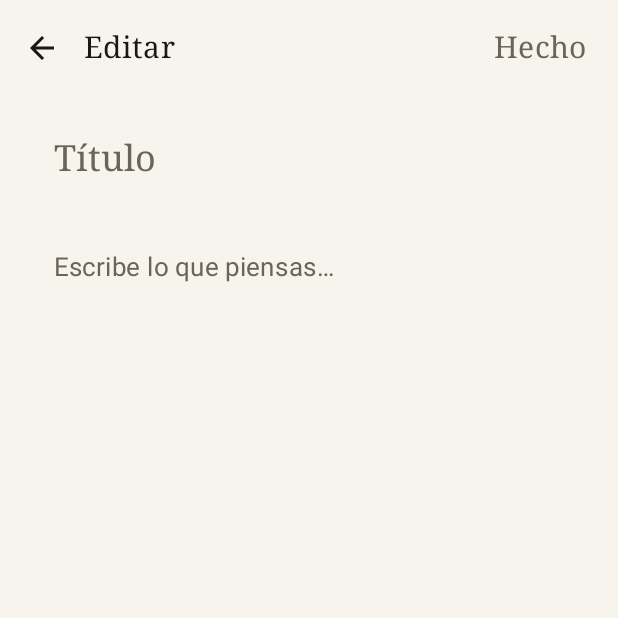
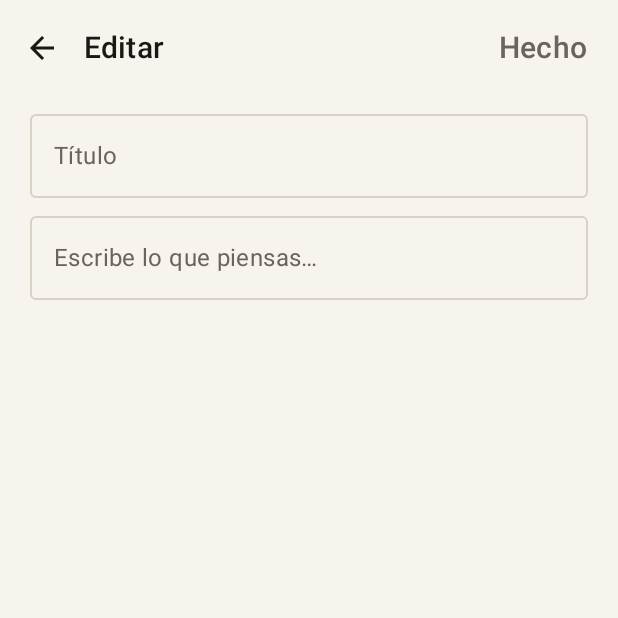
Before and after one commit to wandersepulveda2013/ordia-android, an Android app built with Jetpack Compose: the screen it shows after launch (MainActivity), after a tap on "Nueva nota", on a phone screen of 412 x 824 dp, the top half of it. Run offline under Robolectric (Android 15) with nearby library versions, the phone set to English and light mode, and no system bars; our stand-ins replace Room's generated code.

Commit message:
feat(design): implement minimalist foundational design system
- Created `Type.kt` defining typography with lighter weights and generous line heights
- Implemented `OrdiaDesignSystem.kt` with custom UI components (OrdiaButton, OrdiaInput, OrdiaNote, etc.) replacing standard Compose components
- Updated `NotesListScreen` and `NoteEditorScreen` to adopt the new design system
- Ensured `FocusRequester` is used in `NoteEditorScreen` for automatic keyboard focus
- Fixed UI regressions related to nested clickables in `NotesListScreen`

Co-authored-by: wandersepulveda2013 <308435692+wandersepulveda2013@users.noreply.github.com>

```diff
--- a/app/src/main/java/com/ordia/app/ui/screens/NoteEditorScreen.kt
+++ b/app/src/main/java/com/ordia/app/ui/screens/NoteEditorScreen.kt
@@ -15,8 +15,6 @@ import androidx.compose.material3.IconButton
 import androidx.compose.material3.MaterialTheme
 import androidx.compose.material3.Scaffold
 import androidx.compose.material3.Text
-import androidx.compose.material3.TextField
-import androidx.compose.material3.TextFieldDefaults
 import androidx.compose.material3.TopAppBar
 import androidx.compose.material3.TopAppBarDefaults
 import androidx.compose.runtime.Composable
@@ -28,8 +26,11 @@ import androidx.compose.runtime.remember
 import androidx.compose.runtime.saveable.rememberSaveable
 import androidx.compose.runtime.setValue
 import androidx.compose.ui.Modifier
+import androidx.compose.ui.focus.FocusRequester
+import androidx.compose.ui.focus.focusRequester
 import androidx.compose.ui.unit.dp
 import com.ordia.app.data.NoteEntity
+import com.ordia.app.ui.components.OrdiaInput
 
 @OptIn(ExperimentalMaterial3Api::class)
 @Composable
@@ -40,11 +41,14 @@ fun NoteEditorScreen(
 ) {
     var title by rememberSaveable { mutableStateOf(note?.title.orEmpty()) }
     var content by rememberSaveable { mutableStateOf(note?.content.orEmpty()) }
+    val contentFocusRequester = remember { FocusRequester() }
 
     LaunchedEffect(note?.id) {
         if (note != null) {
             title = note.title
             content = note.content
+        } else {
+            contentFocusRequester.requestFocus()
         }
     }
 
@@ -86,30 +90,18 @@ fun NoteEditorScreen(
                 .padding(horizontal = 20.dp, vertical = 12.dp),
             verticalArrangement = Arrangement.spacedBy(12.dp),
         ) {
-            TextField(
+            OrdiaInput(
                 value = title,
                 onValueChange = { title = it },
-                placeholder = { Text("Título", style = MaterialTheme.typography.titleLarge) },
-                textStyle = MaterialTheme.typography.titleLarge,
-                modifier = Modifier.fillMaxWidth(),
-                colors = bareFieldColors(),
+                placeholder = "Título",
+                modifier = Modifier.fillMaxWidth()
             )
-            TextField(
+            OrdiaInput(
                 value = content,
                 onValueChange = { content = it },
-                placeholder = { Text("Escribe lo que piensas…", style = MaterialTheme.typography.bodyLarge) },
-                textStyle = MaterialTheme.typography.bodyLarge,
-                modifier = Modifier.fillMaxWidth(),
-                colors = bareFieldColors(),
+                placeholder = "Escribe lo que piensas…",
+                modifier = Modifier.fillMaxWidth().focusRequester(contentFocusRequester)
             )
         }
     }
 }
-
-@Composable
-private fun bareFieldColors() = TextFieldDefaults.colors(
-    focusedContainerColor = androidx.compose.ui.graphics.Color.Transparent,
-    unfocusedContainerColor = androidx.compose.ui.graphics.Color.Transparent,
-    focusedIndicatorColor = androidx.compose.ui.graphics.Color.Transparent,
-    unfocusedIndicatorColor = androidx.compose.ui.graphics.Color.Transparent,
-)
--- a/app/src/main/java/com/ordia/app/ui/screens/NotesListScreen.kt
+++ b/app/src/main/java/com/ordia/app/ui/screens/NotesListScreen.kt
@@ -37,6 +37,7 @@ import androidx.compose.ui.Modifier
 import androidx.compose.ui.text.style.TextOverflow
 import androidx.compose.ui.unit.dp
 import com.ordia.app.data.NoteEntity
+import com.ordia.app.ui.components.OrdiaButton
 import java.text.DateFormat
 import java.util.Date
 
@@ -62,14 +63,14 @@ fun NotesListScreen(
         floatingActionButton = {
             FloatingActionButton(
                 onClick = onCreateNote,
-                containerColor = MaterialTheme.colorScheme.background,
-                contentColor = MaterialTheme.colorScheme.onBackground,
+                containerColor = MaterialTheme.colorScheme.primary,
+                contentColor = MaterialTheme.colorScheme.onPrimary,
             ) { Icon(Icons.Outlined.Add, contentDescription = "Nueva nota") }
         },
         containerColor = MaterialTheme.colorScheme.background,
     ) { padding ->
         if (notes.isEmpty()) {
-            EmptyState(padding)
+            EmptyState(padding, onCreateNote)
         } else {
             LazyColumn(
                 modifier = Modifier.fillMaxSize().padding(padding),
@@ -85,7 +86,7 @@ fun NotesListScreen(
 }
 
 @Composable
-private fun EmptyState(padding: PaddingValues) {
+private fun EmptyState(padding: PaddingValues, onCreateNote: () -> Unit) {
     Box(
         modifier = Modifier.fillMaxSize().padding(padding),
         contentAlignment = Alignment.Center,
@@ -96,11 +97,10 @@ private fun EmptyState(padding: PaddingValues) {
                 style = MaterialTheme.typography.titleMedium,
                 color = MaterialTheme.colorScheme.onBackground,
             )
-            Text(
-                "Toca + para escribir.",
-                style = MaterialTheme.typography.bodyMedium,
-                color = MaterialTheme.colorScheme.onSurfaceVariant,
-                modifier = Modifier.padding(top = 8.dp),
+            OrdiaButton(
+                onClick = onCreateNote,
+                text = "Nueva nota",
+                modifier = Modifier.padding(top = 16.dp)
             )
         }
     }
--- a/app/src/main/java/com/ordia/app/ui/theme/Theme.kt
+++ b/app/src/main/java/com/ordia/app/ui/theme/Theme.kt
@@ -2,12 +2,9 @@ package com.ordia.app.ui.theme
 
 import androidx.compose.foundation.isSystemInDarkTheme
 import androidx.compose.material3.MaterialTheme
-import androidx.compose.material3.Typography
 import androidx.compose.material3.darkColorScheme
 import androidx.compose.material3.lightColorScheme
 import androidx.compose.runtime.Composable
-import androidx.compose.ui.text.font.FontFamily
-import androidx.compose.ui.unit.sp
 
 /**
  * A restrained, paper-and-ink palette. No accent colors: the only chroma is the
@@ -46,18 +43,9 @@ fun NotepadTheme(
     darkTheme: Boolean = isSystemInDarkTheme(),
     content: @Composable () -> Unit,
 ) {
-    val base = Typography()
-    val type = Typography(
-        bodyLarge = base.bodyLarge.copy(fontSize = 17.sp, lineHeight = 28.sp),
-        bodyMedium = base.bodyMedium.copy(fontSize = 16.sp, lineHeight = 26.sp),
-        titleLarge = base.titleLarge.copy(fontFamily = FontFamily.Serif, fontSize = 24.sp),
-        titleMedium = base.titleMedium.copy(fontFamily = FontFamily.Serif, fontSize = 20.sp),
-        titleSmall = base.titleSmall.copy(fontFamily = FontFamily.Serif),
-        labelSmall = base.labelSmall.copy(fontSize = 11.sp),
-    )
     MaterialTheme(
         colorScheme = if (darkTheme) DarkPaper else LightPaper,
-        typography = type,
+        typography = Typography,
         content = content,
     )
 }
--- /dev/null
+++ b/app/src/main/java/com/ordia/app/ui/theme/Type.kt
@@ -0,0 +1,51 @@
+package com.ordia.app.ui.theme
+
+import androidx.compose.material3.Typography
+import androidx.compose.ui.text.font.FontFamily
+import androidx.compose.ui.text.font.FontWeight
+import androidx.compose.ui.unit.sp
+
+val Typography = Typography(
+    bodyLarge = androidx.compose.ui.text.TextStyle(
+        fontFamily = FontFamily.Default,
+        fontWeight = FontWeight.Normal,
+        fontSize = 17.sp,
+        lineHeight = 28.sp,
+        letterSpacing = 0.5.sp
+    ),
+    bodyMedium = androidx.compose.ui.text.TextStyle(
+        fontFamily = FontFamily.Default,
+        fontWeight = FontWeight.Normal,
+        fontSize = 16.sp,
+        lineHeight = 26.sp,
+        letterSpacing = 0.25.sp
+    ),
+    titleLarge = androidx.compose.ui.text.TextStyle(
+        fontFamily = FontFamily.Default,
+        fontWeight = FontWeight.Medium,
+        fontSize = 24.sp,
+        lineHeight = 32.sp,
+        letterSpacing = 0.sp
+    ),
+    titleMedium = androidx.compose.ui.text.TextStyle(
+        fontFamily = FontFamily.Default,
+        fontWeight = FontWeight.Medium,
+        fontSize = 20.sp,
+        lineHeight = 28.sp,
+        letterSpacing = 0.15.sp
+    ),
+    titleSmall = androidx.compose.ui.text.TextStyle(
+        fontFamily = FontFamily.Default,
+        fontWeight = FontWeight.Medium,
+        fontSize = 16.sp,
+        lineHeight = 24.sp,
+        letterSpacing = 0.1.sp
+    ),
+    labelSmall = androidx.compose.ui.text.TextStyle(
+        fontFamily = FontFamily.Default,
+        fontWeight = FontWeight.Light,
+        fontSize = 11.sp,
+        lineHeight = 16.sp,
+        letterSpacing = 0.5.sp
+    )
+)
```
Also changed, not shown: app/src/main/java/com/ordia/app/ui/components/OrdiaDesignSystem.kt (added, +267 -0 lines).
